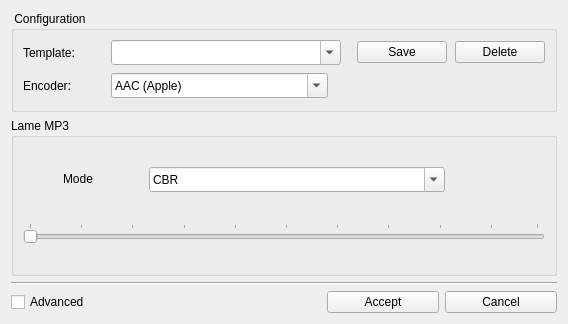
Above: tools/audio_config.ui from emako/qvs before the change. Below: the same form after it.
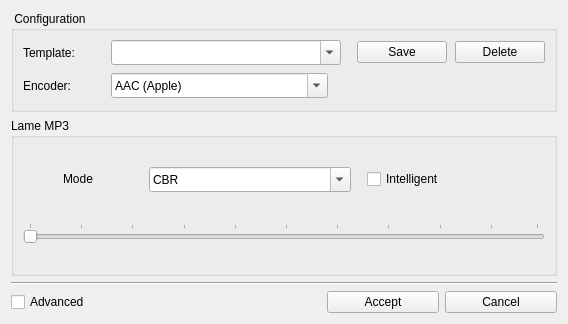
That is the form after the change. The open tabs and pages were chosen to show the change. Icons and pictures are not drawn.

Commit message: added mp3 Intelligent mode to audio enc

```diff
--- a/tools/audio_config.ui
+++ b/tools/audio_config.ui
@@ -1691,6 +1691,32 @@
                </item>
               </widget>
              </item>
+             <item>
+              <spacer name="horizontalSpacer_22">
+               <property name="orientation">
+                <enum>Qt::Horizontal</enum>
+               </property>
+               <property name="sizeType">
+                <enum>QSizePolicy::Minimum</enum>
+               </property>
+               <property name="sizeHint" stdset="0">
+                <size>
+                 <width>10</width>
+                 <height>20</height>
+                </size>
+               </property>
+              </spacer>
+             </item>
+             <item>
+              <widget class="QCheckBox" name="checkBoxMp3ModeIntelligent">
+               <property name="toolTip">
+                <string>Intelligent selection of appropriate Walkman coding.</string>
+               </property>
+               <property name="text">
+                <string>Intelligent</string>
+               </property>
+              </widget>
+             </item>
              <item>
               <spacer name="horizontalSpacer_18">
                <property name="orientation">
```
The commit also changes 3 other files.
